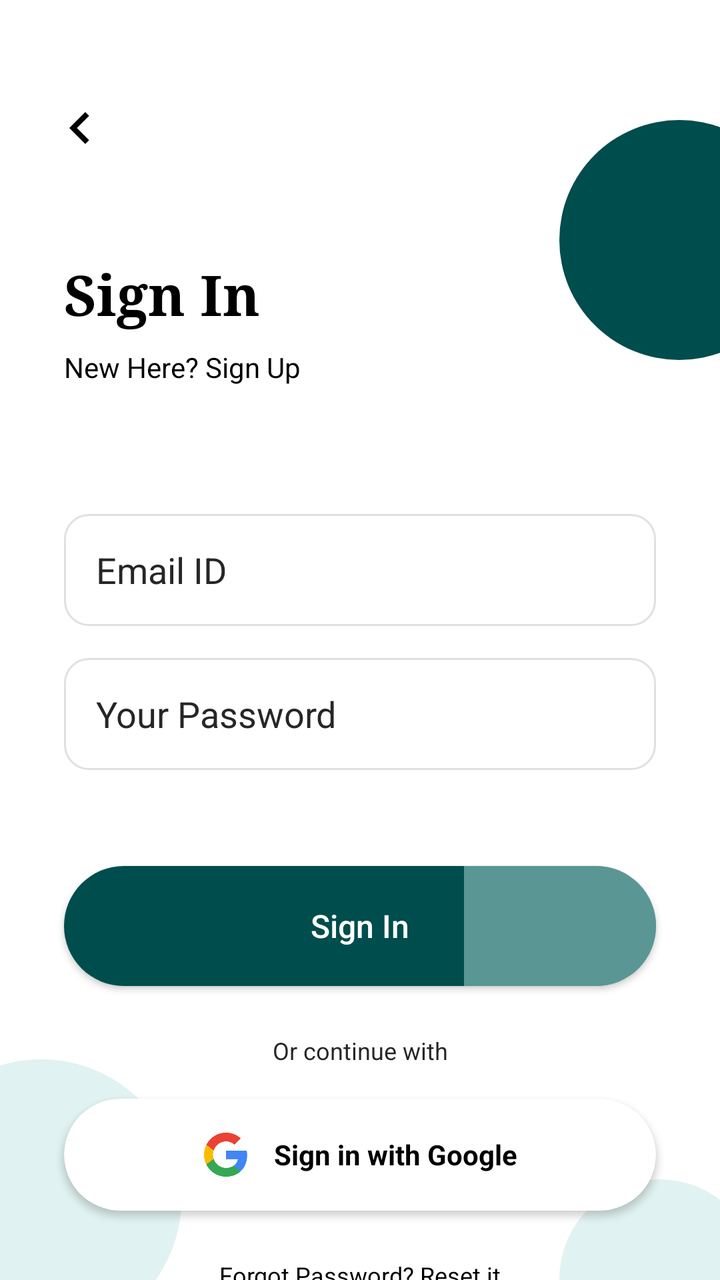
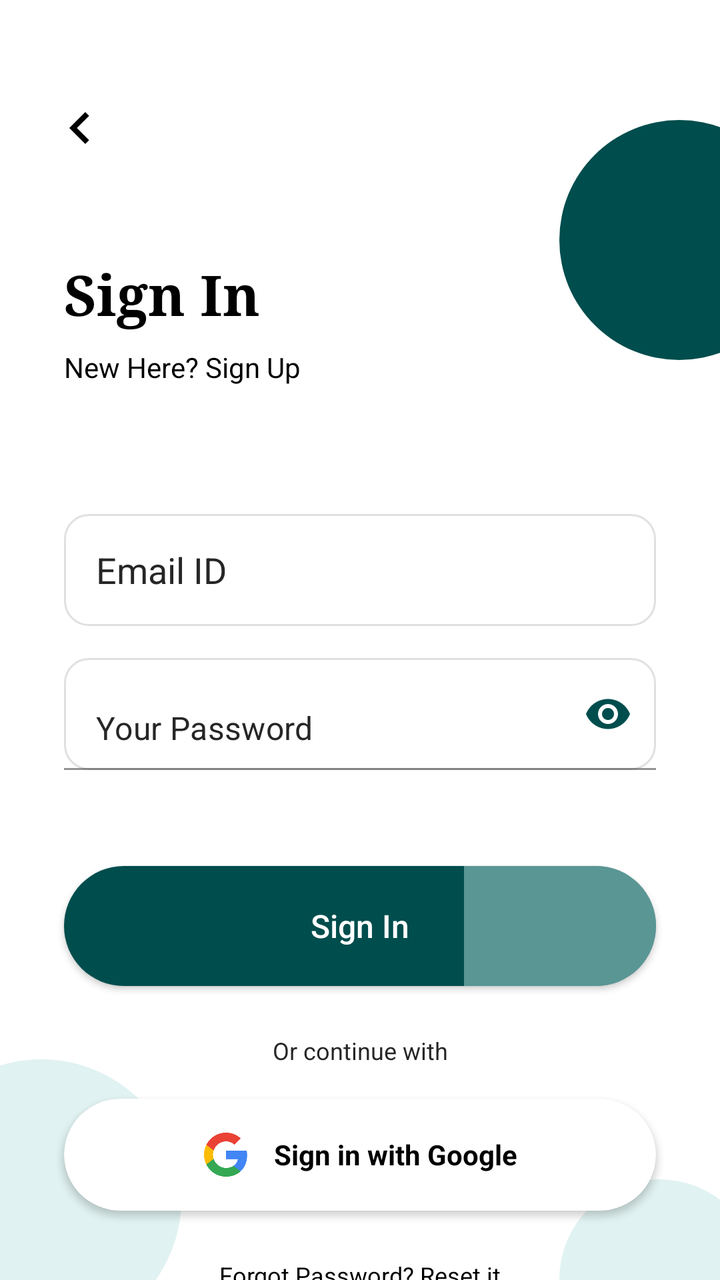

The first picture is an Android layout as it rendered before a commit; the second is the same layout after the commit. The layout source and the unified diff follow.
<!-- AndroidManifest.xml: application theme Theme.SmartHome -->
<!-- res/layout/activity_sign_in.xml -->
<?xml version="1.0" encoding="utf-8"?>

<androidx.constraintlayout.widget.ConstraintLayout xmlns:android="http://schemas.android.com/apk/res/android"
    xmlns:app="http://schemas.android.com/apk/res-auto"
    android:layout_width="match_parent"
    android:layout_height="match_parent"
    android:background="@color/white"
    android:clipChildren="false">

    
    <View
        android:layout_width="120dp"
        android:layout_height="120dp"
        android:layout_marginEnd="-40dp"
        android:layout_marginTop="60dp"
        android:background="@drawable/blob_dark_teal"
        app:layout_constraintEnd_toEndOf="parent"
        app:layout_constraintTop_toTopOf="parent" />

    <View
        android:layout_width="140dp"
        android:layout_height="140dp"
        android:layout_marginStart="-50dp"
        android:layout_marginBottom="-30dp"
        android:background="@drawable/blob_top_left"
        app:layout_constraintBottom_toBottomOf="parent"
        app:layout_constraintStart_toStartOf="parent" />

    <View
        android:layout_width="100dp"
        android:layout_height="100dp"
        android:layout_marginEnd="-20dp"
        android:layout_marginBottom="-50dp"
        android:background="@drawable/blob_top_left"
        app:layout_constraintBottom_toBottomOf="parent"
        app:layout_constraintEnd_toEndOf="parent" />

    
    <ImageView
        android:id="@+id/iv_back"
        android:layout_width="32dp"
        android:layout_height="32dp"
        android:layout_marginStart="24dp"
        android:layout_marginTop="48dp"
        android:src="@drawable/ic_arrow_back"
        app:layout_constraintStart_toStartOf="parent"
        app:layout_constraintTop_toTopOf="parent"
        app:tint="@color/black" />

    <TextView
        android:id="@+id/tv_sign_in_title"
        android:layout_width="wrap_content"
        android:layout_height="wrap_content"
        android:layout_marginStart="32dp"
        android:layout_marginTop="48dp"
        android:fontFamily="serif"
        android:text="Sign In"
        android:textColor="@color/black"
        android:textSize="28sp"
        android:textStyle="bold"
        app:layout_constraintStart_toStartOf="parent"
        app:layout_constraintTop_toBottomOf="@id/iv_back" />

    <TextView
        android:id="@+id/tv_sign_up_link"
        android:layout_width="wrap_content"
        android:layout_height="wrap_content"
        android:layout_marginStart="32dp"
        android:layout_marginTop="8dp"
        android:text="New Here? Sign Up"
        android:textColor="@color/black"
        android:textSize="14sp"
        app:layout_constraintStart_toStartOf="parent"
        app:layout_constraintTop_toBottomOf="@id/tv_sign_in_title" />

    <EditText
        android:id="@+id/et_email"
        android:layout_width="match_parent"
        android:layout_height="56dp"
        android:layout_marginHorizontal="32dp"
        android:layout_marginTop="64dp"
        android:background="@drawable/bg_edittext"
        android:hint="Email ID"
        android:inputType="textEmailAddress"
        android:paddingHorizontal="16dp"
        android:textColorHint="@color/gray_text"
        app:layout_constraintTop_toBottomOf="@+id/tv_sign_up_link" />

    <EditText
        android:id="@+id/et_password"
        android:layout_width="match_parent"
        android:layout_height="56dp"
        android:layout_marginHorizontal="32dp"
        android:layout_marginTop="16dp"
        android:background="@drawable/bg_edittext"
        android:hint="Your Password"
        android:inputType="textPassword"
        android:paddingHorizontal="16dp"
        android:textColorHint="@color/gray_text"
        app:layout_constraintTop_toBottomOf="@+id/et_email" />

    <androidx.appcompat.widget.AppCompatButton
        android:id="@+id/btn_sign_in"
        android:layout_width="match_parent"
        android:layout_height="60dp"
        android:layout_marginHorizontal="32dp"
        android:layout_marginTop="48dp"
        android:background="@drawable/bg_pill_button"
        android:text="Sign In"
        android:textAllCaps="false"
        android:textColor="@color/white"
        android:textSize="16sp"
        app:layout_constraintTop_toBottomOf="@+id/et_password" />

    <TextView
        android:id="@+id/tv_social_text"
        android:layout_width="wrap_content"
        android:layout_height="wrap_content"
        android:layout_marginTop="24dp"
        android:text="Or continue with"
        android:textColor="@color/gray_text"
        android:textSize="12sp"
        app:layout_constraintEnd_toEndOf="parent"
        app:layout_constraintStart_toStartOf="parent"
        app:layout_constraintTop_toBottomOf="@+id/btn_sign_in" />

    
    <androidx.cardview.widget.CardView
        android:id="@+id/btn_google_signin"
        android:layout_width="match_parent"
        android:layout_height="56dp"
        android:layout_marginHorizontal="32dp"
        android:layout_marginTop="16dp"
        app:cardCornerRadius="28dp"
        app:cardElevation="2dp"
        android:clickable="true"
        android:focusable="true"
        android:foreground="?attr/selectableItemBackground"
        app:layout_constraintTop_toBottomOf="@id/tv_social_text">

        <LinearLayout
            android:layout_width="wrap_content"
            android:layout_height="match_parent"
            android:layout_gravity="center"
            android:gravity="center"
            android:orientation="horizontal">

            <ImageView
                android:layout_width="24dp"
                android:layout_height="24dp"
                android:src="@drawable/google"/>


            <TextView
                android:layout_width="wrap_content"
                android:layout_height="wrap_content"
                android:layout_marginStart="12dp"
                android:text="Sign in with Google"
                android:textColor="@color/black"
                android:textStyle="bold"
                android:textSize="14sp" />
        </LinearLayout>
    </androidx.cardview.widget.CardView>

    <TextView
        android:id="@+id/tv_forgot_password"
        android:layout_width="wrap_content"
        android:layout_height="wrap_content"
        android:layout_marginTop="24dp"
        android:text="Forgot Password? Reset it"
        android:textColor="@color/black"
        android:textSize="12sp"
        app:layout_constraintEnd_toEndOf="parent"
        app:layout_constraintStart_toStartOf="parent"
        app:layout_constraintTop_toBottomOf="@+id/btn_google_signin" />

</androidx.constraintlayout.widget.ConstraintLayout>
<!-- resources referenced by this layout -->
<resources>
  <color name="black">#000000</color>
  <color name="gray_text">#262626</color>
  <color name="white">#FFFFFF</color>
  <!-- drawable bg_edittext (drawable) -->
  <?xml version="1.0" encoding="utf-8"?>
  
  <shape xmlns:android="http://schemas.android.com/apk/res/android">
      <stroke android:width="1dp" android:color="@color/light_gray" />
      <corners android:radius="12dp" />
      <solid android:color="@color/white" />
  </shape>
  <!-- drawable bg_pill_button (drawable) -->
  <?xml version="1.0" encoding="utf-8"?>
  
  <layer-list xmlns:android="http://schemas.android.com/apk/res/android">
      <item>
          <shape android:shape="rectangle">
              <solid android:color="#004D4D" />
              <corners android:radius="30dp" />
          </shape>
      </item>
      <item android:right="0dp" android:left="200dp">
          <shape android:shape="rectangle">
              <solid android:color="#80B2DFDB" />
              <corners android:topRightRadius="30dp" android:bottomRightRadius="30dp" />
          </shape>
      </item>
  </layer-list>
  <!-- drawable blob_dark_teal (drawable) -->
  <?xml version="1.0" encoding="utf-8"?>
  
  <shape xmlns:android="http://schemas.android.com/apk/res/android"
      android:shape="oval">
      <solid android:color="#004D4D" />
  </shape>
  <!-- drawable blob_top_left (drawable) -->
  <?xml version="1.0" encoding="utf-8"?>
  
  <shape xmlns:android="http://schemas.android.com/apk/res/android"
      android:shape="oval">
      <solid android:color="#E0F2F1" />
  </shape>
  <!-- drawable google: png bitmap (drawable, 3299 bytes) -->
  <!-- drawable ic_arrow_back (drawable) -->
  <vector xmlns:android="http://schemas.android.com/apk/res/android"
      android:width="24dp"
      android:height="24dp"
      android:viewportWidth="24"
      android:viewportHeight="24">
    <path
        android:pathData="M15.41,16.59L10.83,12L15.41,7.41L14,6L8,12L14,18L15.41,16.59Z"
        android:fillColor="#000000"/>
  </vector>
  <style name="Theme.SmartHome" parent="Base.Theme.SmartHome" />
  <color name="light_gray">#E0E0E0</color>
  <style name="Base.Theme.SmartHome" parent="Theme.MaterialComponents.Light.NoActionBar">
          
          <item name="android:colorBackground">@color/background_light</item>
          <item name="android:windowLightStatusBar">true</item>
          <item name="android:statusBarColor">@color/white</item>
      </style>
  <color name="background_light">#F5F7F7</color>
</resources>

<!-- the commit's change to res/layout/activity_sign_in.xml (unified diff, before → after) -->
@@ -86,18 +86,28 @@
         android:textColorHint="@color/gray_text"
         app:layout_constraintTop_toBottomOf="@+id/tv_sign_up_link" />
 
-    <EditText
-        android:id="@+id/et_password"
+    <com.google.android.material.textfield.TextInputLayout
+        android:id="@+id/til_password"
         android:layout_width="match_parent"
         android:layout_height="56dp"
         android:layout_marginHorizontal="32dp"
         android:layout_marginTop="16dp"
-        android:background="@drawable/bg_edittext"
-        android:hint="Your Password"
-        android:inputType="textPassword"
-        android:paddingHorizontal="16dp"
-        android:textColorHint="@color/gray_text"
-        app:layout_constraintTop_toBottomOf="@+id/et_email" />
+        app:hintEnabled="false"
+        app:passwordToggleEnabled="true"
+        app:passwordToggleTint="@color/primary_teal"
+        app:layout_constraintTop_toBottomOf="@+id/et_email">
+
+        <EditText
+            android:id="@+id/et_password"
+            android:layout_width="match_parent"
+            android:layout_height="match_parent"
+            android:background="@drawable/bg_edittext"
+            android:hint="Your Password"
+            android:inputType="textPassword"
+            android:paddingHorizontal="16dp"
+            android:textColorHint="@color/gray_text" />
+
+    </com.google.android.material.textfield.TextInputLayout>
 
     <androidx.appcompat.widget.AppCompatButton
         android:id="@+id/btn_sign_in"
@@ -110,7 +120,7 @@
         android:textAllCaps="false"
         android:textColor="@color/white"
         android:textSize="16sp"
-        app:layout_constraintTop_toBottomOf="@+id/et_password" />
+        app:layout_constraintTop_toBottomOf="@+id/til_password" />
 
     <TextView
         android:id="@+id/tv_social_text"
@@ -150,7 +160,6 @@
                 android:layout_height="24dp"
                 android:src="@drawable/google"/>
 
-
             <TextView
                 android:layout_width="wrap_content"
                 android:layout_height="wrap_content"
<!-- resource entries referenced after the edit -->
@@ -2,6 +2,7 @@
 <resources>
   <color name="black">#000000</color>
   <color name="gray_text">#262626</color>
+  <color name="primary_teal">#004D4D</color>
   <color name="white">#FFFFFF</color>
   <!-- drawable bg_edittext (drawable) -->
   <?xml version="1.0" encoding="utf-8"?>
